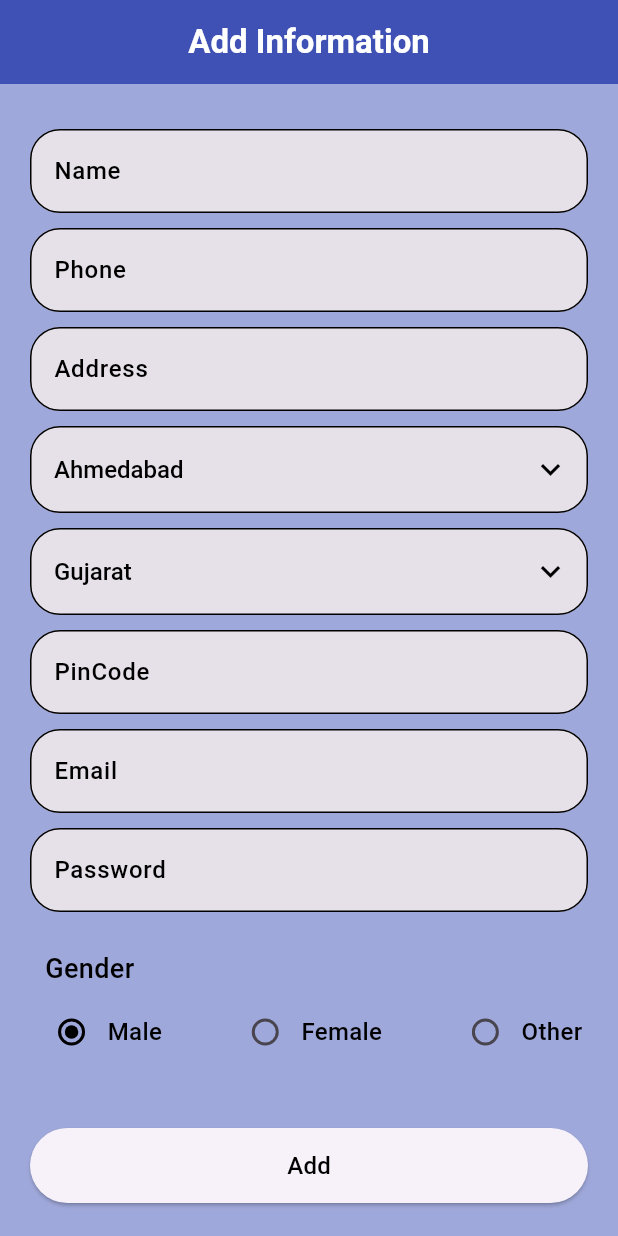
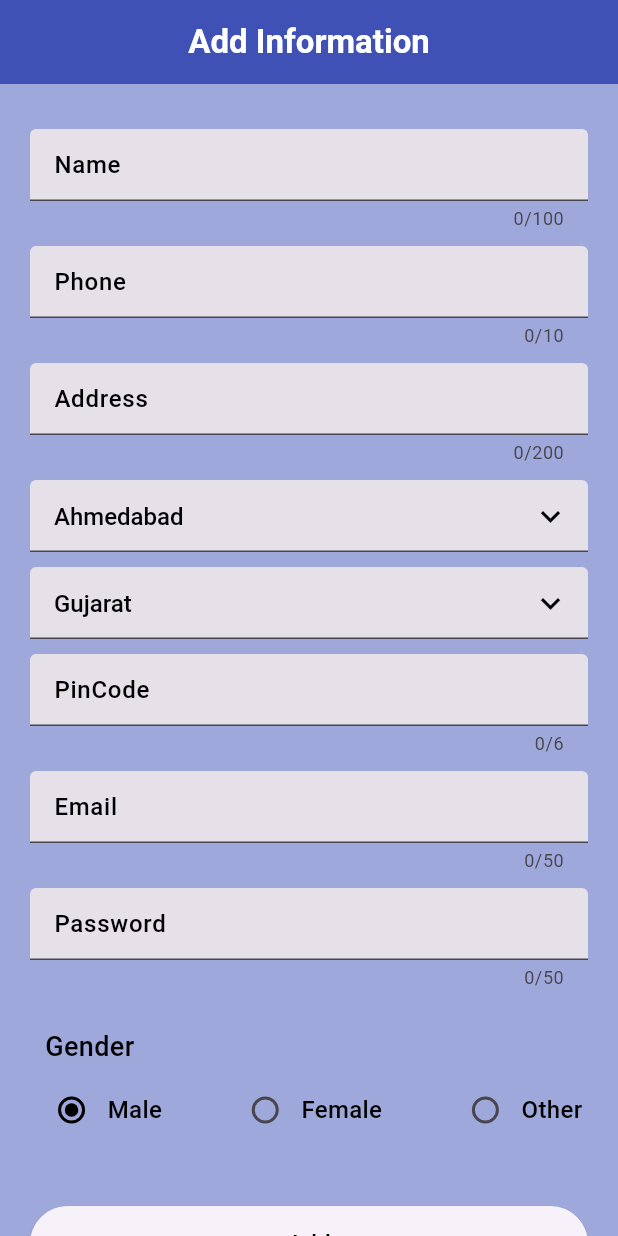
Before and after one commit to Jaydip04/learnApp, a Flutter app: the screen it shows after launch, on a phone screen of 412 x 824 dp. Run offline on Flutter 3.47's test engine with Material 3 defaults, Android fonts, the phone set to English and light mode, and no system bars; our stand-ins replace firebase_core, firebase_database; accounts and stored records are empty.

Commit message:
update form

```diff
--- a/lib/form.dart
+++ b/lib/form.dart
@@ -13,11 +13,11 @@ class FormWidget extends StatefulWidget {
 class _FormWidgetState extends State<FormWidget> {
 
   String? validatePhone(String? value) {
-    const pattern =r'[1-9][0-9]{9}';
+    const pattern =r'[7,8,9][0-9]{9}';
     final regex = RegExp(pattern);
 
     return value!.isNotEmpty && !regex.hasMatch(value)
-        ? 'Enter a valid Phone Number like "1234567890"'
+        ? 'Enter a valid Phone Number like start with "7,8,9"'
         : null;
   }
 
@@ -31,7 +31,7 @@ class _FormWidgetState extends State<FormWidget> {
   }
 
   String? validatePinCode(String? value) {
-    const pattern = r'[0-9][0-9]{5}';
+    const pattern = r'[1-9][0-9]{5}';
     final regex = RegExp(pattern);
 
     return value!.isNotEmpty && !regex.hasMatch(value)
@@ -44,7 +44,7 @@ class _FormWidgetState extends State<FormWidget> {
     final regex = RegExp(pattern);
 
     return value!.isNotEmpty && !regex.hasMatch(value)
-        ? 'Enter a valid password "8" number'
+        ? 'Enter a valid password, Minimum 8 number'
         : null;
   }
 
@@ -97,6 +97,7 @@ class _FormWidgetState extends State<FormWidget> {
             Padding(
               padding: const EdgeInsets.symmetric(horizontal: 20, vertical: 5),
               child: TextFormField(
+                maxLength: 100,
                 autovalidateMode: AutovalidateMode.always,
                 inputFormatters: <TextInputFormatter>[ FilteringTextInputFormatter.singleLineFormatter,],
                 keyboardType: TextInputType.name,
@@ -108,26 +109,13 @@ class _FormWidgetState extends State<FormWidget> {
                   hintText: "Name",
                   hintStyle: TextStyle(color: Colors.black),
                   filled: true,
-                  focusedBorder: OutlineInputBorder(
-                    borderRadius: BorderRadius.circular(20),
-                    borderSide: const BorderSide(
-                      color: Colors.black,
-                      width: 2,
-                    ),
-                  ),
-                  enabledBorder: OutlineInputBorder(
-                    borderRadius: BorderRadius.circular(20),
-                    borderSide: const BorderSide(
-                      color: Colors.black,
-                      width: 1,
-                    ),
-                  ),
                 ),
               ),
             ),
               Padding(
                 padding: const EdgeInsets.symmetric(horizontal: 20, vertical: 5),
                 child: TextFormField(
+                  maxLength: 10,
                   autovalidateMode: AutovalidateMode.always,
                   validator: validatePhone,
                   inputFormatters: <TextInputFormatter>[FilteringTextInputFormatter.digitsOnly,],
@@ -140,26 +128,14 @@ class _FormWidgetState extends State<FormWidget> {
                     hintText: "Phone",
                     hintStyle: TextStyle(color: Colors.black),
                     filled: true,
-                    focusedBorder: OutlineInputBorder(
-                      borderRadius: BorderRadius.circular(20),
-                      borderSide: const BorderSide(
-                        color: Colors.black,
-                        width: 2,
-                      ),
-                    ),
-                    enabledBorder: OutlineInputBorder(
-                      borderRadius: BorderRadius.circular(20),
-                      borderSide: const BorderSide(
-                        color: Colors.black,
-                        width: 1,
-                      ),
-                    ),
+
                   ),
                 ),
               ),
               Padding(
                 padding: const EdgeInsets.symmetric(horizontal: 20, vertical: 5),
                 child: TextFormField(
+                  maxLength: 200,
                   autovalidateMode: AutovalidateMode.always,
                   inputFormatters: <TextInputFormatter>[FilteringTextInputFormatter.singleLineFormatter,],
                   keyboardType: TextInputType.text,
@@ -171,20 +147,6 @@ class _FormWidgetState extends State<FormWidget> {
                     hintText: "Address",
                     hintStyle: TextStyle(color: Colors.black),
                     filled: true,
-                    focusedBorder: OutlineInputBorder(
-                      borderRadius: BorderRadius.circular(20),
-                      borderSide: const BorderSide(
-                        color: Colors.black,
-                        width: 2,
-                      ),
-                    ),
-                    enabledBorder: OutlineInputBorder(
-                      borderRadius: BorderRadius.circular(20),
-                      borderSide: const BorderSide(
-                        color: Colors.black,
-                        width: 1,
-                      ),
-                    ),
                   ),
                 ),
               ),
@@ -192,20 +154,6 @@ class _FormWidgetState extends State<FormWidget> {
                 padding: const EdgeInsets.symmetric(horizontal: 20, vertical: 5),
                 child: DropdownButtonFormField(
                   decoration: InputDecoration(
-                    focusedBorder: OutlineInputBorder(
-                      borderRadius: BorderRadius.circular(20),
-                      borderSide: const BorderSide(
-                        color: Colors.black,
-                        width: 2,
-                      ),
-                    ),
-                    enabledBorder: OutlineInputBorder(
-                      borderRadius: BorderRadius.circular(20),
-                      borderSide: const BorderSide(
-                        color: Colors.black,
-                        width: 1,
-                      ),
-                    ),
                     filled: true,
                     hintText: "city",
                   ),
@@ -236,20 +184,6 @@ class _FormWidgetState extends State<FormWidget> {
                 padding: const EdgeInsets.symmetric(horizontal: 20, vertical: 5),
                 child: DropdownButtonFormField(
                   decoration: InputDecoration(
-                    focusedBorder: OutlineInputBorder(
-                      borderRadius: BorderRadius.circular(20),
-                      borderSide: const BorderSide(
-                        color: Colors.black,
-                        width: 2,
-                      ),
-                    ),
-                    enabledBorder: OutlineInputBorder(
-                      borderRadius: BorderRadius.circular(20),
-                      borderSide: const BorderSide(
-                        color: Colors.black,
-                        width: 1,
-                      ),
-                    ),
                     filled: true,
                     hintText: "city",
                   ),
@@ -279,6 +213,7 @@ class _FormWidgetState extends State<FormWidget> {
               Padding(
                 padding: const EdgeInsets.symmetric(horizontal: 20, vertical: 5),
                 child: TextFormField(
+                  maxLength: 6,
                   autovalidateMode: AutovalidateMode.always,
                   validator: validatePinCode,
                   inputFormatters: <TextInputFormatter>[FilteringTextInputFormatter.digitsOnly,],
@@ -291,20 +226,6 @@ class _FormWidgetState extends State<FormWidget> {
                     hintText: "PinCode",
                     hintStyle: TextStyle(color: Colors.black),
                     filled: true,
-                    focusedBorder: OutlineInputBorder(
-                      borderRadius: BorderRadius.circular(20),
-                      borderSide: const BorderSide(
-                        color: Colors.black,
-                        width: 2,
-                      ),
-                    ),
-                    enabledBorder: OutlineInputBorder(
-                      borderRadius: BorderRadius.circular(20),
-                      borderSide: const BorderSide(
-                        color: Colors.black,
-                        width: 1,
-                      ),
-                    ),
                   ),
                 ),
               ),
@@ -313,6 +234,7 @@ class _FormWidgetState extends State<FormWidget> {
                 child: TextFormField(
                   autovalidateMode: AutovalidateMode.always,
                   validator: validateEmail,
+                  maxLength: 50,
                   inputFormatters: <TextInputFormatter>[FilteringTextInputFormatter.singleLineFormatter,],
                   keyboardType: TextInputType.emailAddress,
                   controller: emailController,
@@ -323,26 +245,13 @@ class _FormWidgetState extends State<FormWidget> {
                     hintText: "Email",
                     hintStyle: TextStyle(color: Colors.black),
                     filled: true,
-                    focusedBorder: OutlineInputBorder(
-                      borderRadius: BorderRadius.circular(20),
-                      borderSide: const BorderSide(
-                        color: Colors.black,
-                        width: 2,
-                      ),
-                    ),
-                    enabledBorder: OutlineInputBorder(
-                      borderRadius: BorderRadius.circular(20),
-                      borderSide: const BorderSide(
-                        color: Colors.black,
-                        width: 1,
-                      ),
-                    ),
                   ),
                 ),
               ),
               Padding(
                 padding: const EdgeInsets.symmetric(horizontal: 20, vertical: 5),
                 child: TextFormField(
+                  maxLength: 50,
                   autovalidateMode: AutovalidateMode.always,
                   validator: validatePassword,
                   inputFormatters: <TextInputFormatter>[FilteringTextInputFormatter.singleLineFormatter,],
@@ -355,20 +264,6 @@ class _FormWidgetState extends State<FormWidget> {
                     hintText: "Password",
                     hintStyle: TextStyle(color: Colors.black),
                     filled: true,
-                    focusedBorder: OutlineInputBorder(
-                      borderRadius: BorderRadius.circular(20),
-                      borderSide: const BorderSide(
-                        color: Colors.black,
-                        width: 2,
-                      ),
-                    ),
-                    enabledBorder: OutlineInputBorder(
-                      borderRadius: BorderRadius.circular(20),
-                      borderSide: const BorderSide(
-                        color: Colors.black,
-                        width: 1,
-                      ),
-                    ),
                   ),
                 ),
               ),
```
